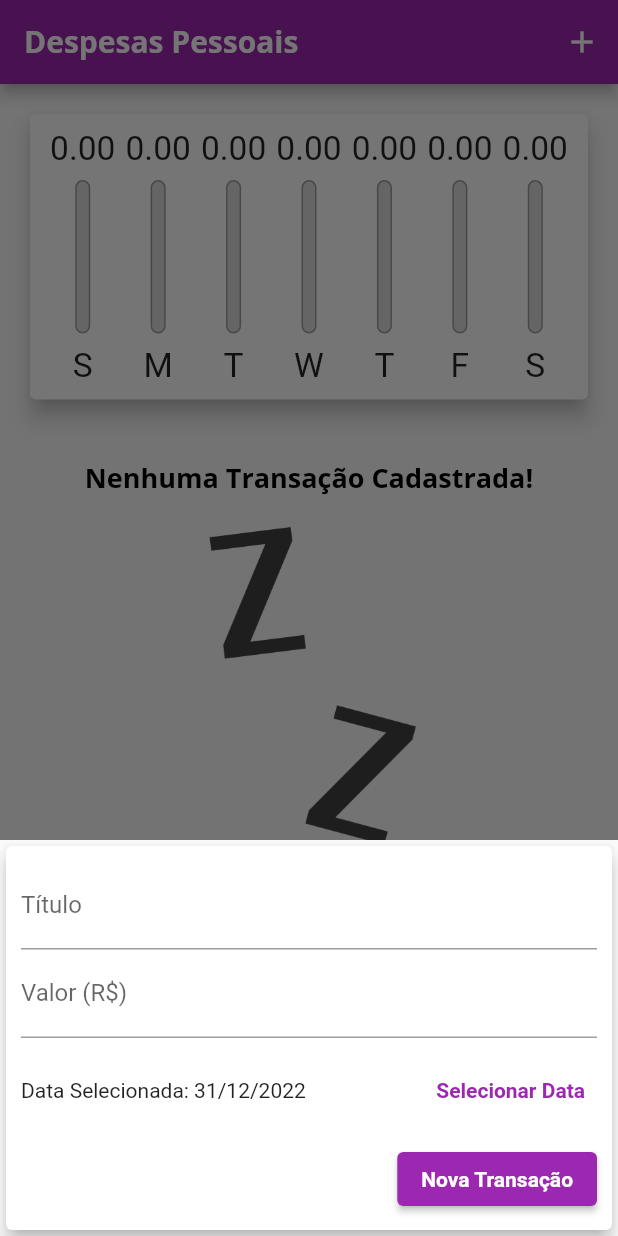
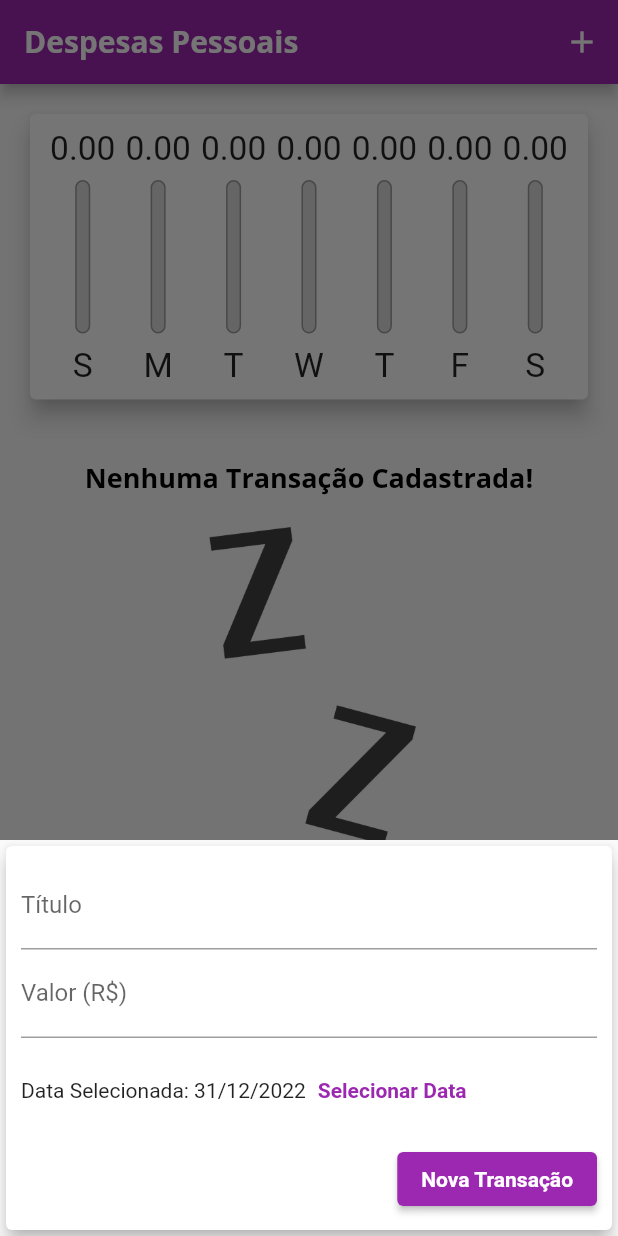
Before and after one commit to FabianoSouzaPereira/expenses, a Flutter app: the screen it shows after launch, after a tap on the "add" icon, on a phone screen of 412 x 824 dp. Run offline on Flutter 3.47's test engine with Material 2 defaults, Android fonts, the phone set to English and light mode, and no system bars.

Commit message:
update project

```diff
--- /dev/null
+++ b/lib/components/adaptative_button.dart
@@ -0,0 +1,36 @@
+import 'dart:io';
+import 'package:flutter/cupertino.dart';
+import 'package:flutter/material.dart';
+
+class AdaptativeButton extends StatelessWidget {
+  final String label;
+  final Function() onPressed;
+
+  const AdaptativeButton(
+    this.label,
+    this.onPressed, {
+    Key? key,
+  }) : super(key: key);
+
+  @override
+  Widget build(BuildContext context) {
+    return Platform.isIOS
+        ? CupertinoButton(
+            child: Text(label),
+            onPressed: onPressed,
+            color: Theme.of(context).colorScheme.primary,
+            padding: const EdgeInsets.symmetric(
+              horizontal: 20,
+            ),
+          )
+        : ElevatedButton(
+            child: Text(
+              label,
+              style: TextStyle(
+                color: Theme.of(context).textTheme.button?.color,
+              ),
+            ),
+            onPressed: onPressed,
+          );
+  }
+}
--- /dev/null
+++ b/lib/components/adaptative_date_picker.dart
@@ -0,0 +1,66 @@
+import 'dart:io';
+import 'package:flutter/cupertino.dart';
+import 'package:flutter/material.dart';
+import 'package:intl/intl.dart';
+
+class AdaptativeDatePicker extends StatelessWidget {
+  final DateTime? selectedDate;
+  final Function(DateTime)? onDateChanged;
+
+  const AdaptativeDatePicker({
+    this.selectedDate,
+    this.onDateChanged,
+    Key? key,
+  }) : super(key: key);
+
+  _showDatePicker(BuildContext context) {
+    showDatePicker(
+      context: context,
+      initialDate: DateTime.now(),
+      firstDate: DateTime(2019),
+      lastDate: DateTime.now(),
+    ).then((pickedDate) {
+      if (pickedDate == null) {
+        return;
+      }
+
+      onDateChanged!(pickedDate);
+    });
+  }
+
+  @override
+  Widget build(BuildContext context) {
+    return Platform.isIOS
+        ? SizedBox(
+            height: 180,
+            child: CupertinoDatePicker(
+              mode: CupertinoDatePickerMode.date,
+              initialDateTime: DateTime.now(),
+              minimumDate: DateTime(2019),
+              maximumDate: DateTime.now(),
+              onDateTimeChanged: onDateChanged!,
+            ),
+          )
+        : SizedBox(
+            height: 70,
+            child: Row(
+              children: <Widget>[
+                Text(
+                  selectedDate == null
+                      ? 'Nenhuma data selecionada!'
+                      : 'Data Selecionada: ${DateFormat('dd/MM/y').format(selectedDate!)}',
+                ),
+                TextButton(
+                  child: const Text(
+                    'Selecionar Data',
+                    style: TextStyle(
+                      fontWeight: FontWeight.bold,
+                    ),
+                  ),
+                  onPressed: () => _showDatePicker(context),
+                )
+              ],
+            ),
+          );
+  }
+}
--- /dev/null
+++ b/lib/components/adaptative_text_field.dart
@@ -0,0 +1,46 @@
+import 'dart:io';
+import 'package:flutter/cupertino.dart';
+import 'package:flutter/material.dart';
+
+class AdaptativeTextField extends StatelessWidget {
+  final String? label;
+  final TextEditingController? controller;
+  final TextInputType keyboardType;
+  final Function(String)? onSubmitted;
+
+  const AdaptativeTextField({
+    this.label,
+    this.controller,
+    this.keyboardType = TextInputType.text,
+    this.onSubmitted,
+    Key? key,
+  }) : super(key: key);
+
+  @override
+  Widget build(BuildContext context) {
+    return Platform.isIOS
+        ? Padding(
+            padding: const EdgeInsets.only(
+              bottom: 10,
+            ),
+            child: CupertinoTextField(
+              controller: controller,
+              keyboardType: keyboardType,
+              onSubmitted: onSubmitted,
+              placeholder: label,
+              padding: const EdgeInsets.symmetric(
+                horizontal: 6,
+                vertical: 12,
+              ),
+            ),
+          )
+        : TextField(
+            controller: controller,
+            keyboardType: keyboardType,
+            onSubmitted: onSubmitted,
+            decoration: InputDecoration(
+              labelText: label,
+            ),
+          );
+  }
+}
--- a/lib/components/chart_bar.dart
+++ b/lib/components/chart_bar.dart
@@ -15,13 +15,13 @@ class ChartBar extends StatelessWidget {
   @override
   Widget build(BuildContext context) {
     return LayoutBuilder(
-      builder: (context, constraints) {
+      builder: (ctx, constraints) {
         return Column(
           children: [
             SizedBox(
               height: constraints.maxHeight * 0.15,
               child: FittedBox(
-                child: Text('${value!.toStringAsFixed(2)}'),
+                child: Text(value!.toStringAsFixed(2)),
               ),
             ),
             SizedBox(height: constraints.maxHeight * 0.05),
@@ -54,7 +54,7 @@ class ChartBar extends StatelessWidget {
               ),
             ),
             SizedBox(height: constraints.maxHeight * 0.05),
-            Container(
+            SizedBox(
               height: constraints.maxHeight * 0.15,
               child: FittedBox(
                 child: Text(label!),
--- a/lib/components/transaction_form.dart
+++ b/lib/components/transaction_form.dart
@@ -1,5 +1,7 @@
 import 'package:flutter/material.dart';
-import 'package:intl/intl.dart';
+import 'adaptative_button.dart';
+import 'adaptative_text_field.dart';
+import 'adaptative_date_picker.dart';
 
 class TransactionForm extends StatefulWidget {
   final void Function(String, double, DateTime) onSubmit;
@@ -26,23 +28,6 @@ class _TransactionFormState extends State<TransactionForm> {
     widget.onSubmit(title, value, _selectedDate!);
   }
 
-  _showDatePicker() {
-    showDatePicker(
-      context: context,
-      initialDate: DateTime.now(),
-      firstDate: DateTime(2019),
-      lastDate: DateTime.now(),
-    ).then((pickedDate) {
-      if (pickedDate == null) {
-        return;
-      }
-
-      setState(() {
-        _selectedDate = pickedDate;
-      });
-    });
-  }
-
   @override
   Widget build(BuildContext context) {
     return SingleChildScrollView(
@@ -51,62 +36,38 @@ class _TransactionFormState extends State<TransactionForm> {
         child: Padding(
           padding: EdgeInsets.only(
             top: 10,
+            right: 10,
             left: 10,
-            right: 10,
             bottom: 10 + MediaQuery.of(context).viewInsets.bottom,
           ),
           child: Column(
             children: [
-              TextField(
+              AdaptativeTextField(
+                label: 'Título',
                 controller: _titleController,
-                onSubmitted: (_) => _submitForm(),
-                decoration: const InputDecoration(
-                  labelText: 'Título',
-                ),
+                onSubmitted: (_) => _submitForm,
               ),
-              TextField(
+              AdaptativeTextField(
+                label: 'Valor (R\$)',
                 controller: _valueController,
                 keyboardType:
                     const TextInputType.numberWithOptions(decimal: true),
-                onSubmitted: (_) => _submitForm(),
-                decoration: const InputDecoration(
-                  labelText: 'Valor (R\$)',
-                ),
+                onSubmitted: (_) => _submitForm,
               ),
-              SizedBox(
-                height: 70,
-                child: Row(
-                  children: <Widget>[
-                    Expanded(
-                      child: Text(
-                        _selectedDate == null
-                            ? 'Nenhuma data selecionada!'
-                            : 'Data Selecionada: ${DateFormat('dd/MM/y').format(_selectedDate!)}',
-                      ),
-                    ),
-                    TextButton(
-                      child: const Text(
-                        'Selecionar Data',
-                        style: TextStyle(
-                          fontWeight: FontWeight.bold,
-                        ),
-                      ),
-                      onPressed: _showDatePicker,
-                    )
-                  ],
-                ),
+              AdaptativeDatePicker(
+                selectedDate: _selectedDate,
+                onDateChanged: (newDate) {
+                  setState(() {
+                    _selectedDate = newDate;
+                  });
+                },
               ),
               Row(
                 mainAxisAlignment: MainAxisAlignment.end,
                 children: <Widget>[
-                  ElevatedButton(
-                    child: Text(
-                      'Nova Transação',
-                      style: TextStyle(
-                        color: Theme.of(context).textTheme.button?.color,
-                      ),
-                    ),
-                    onPressed: _submitForm,
+                  AdaptativeButton(
+                    'Nova Transação',
+                    _submitForm,
                   ),
                 ],
               ),
--- a/lib/main.dart
+++ b/lib/main.dart
@@ -1,6 +1,10 @@
+import 'dart:math';
+import 'dart:io';
+
 import 'package:expenses/components/transaction_form.dart';
 import 'package:flutter/material.dart';
-import 'dart:math';
+import 'package:flutter/cupertino.dart';
+
 import 'components/transaction_form.dart';
 import 'components/transaction_list.dart';
 import 'components/chart.dart';
@@ -87,7 +91,6 @@ class _MyHomePageState extends State<MyHomePage> {
 
   _openTransactionFormModal(BuildContext context) {
     showModalBottomSheet(
-      isScrollControlled: true,
       context: context,
       builder: (_) {
         return TransactionForm(_addTransaction);
@@ -95,46 +98,58 @@ class _MyHomePageState extends State<MyHomePage> {
     );
   }
 
+  Widget _getIconButton(IconData icon, Function() fn) {
+    return Platform.isIOS
+        ? GestureDetector(onTap: fn, child: Icon(icon))
+        : IconButton(icon: Icon(icon), onPressed: fn);
+  }
+
   @override
   Widget build(BuildContext context) {
-    bool isLandscape =
-        MediaQuery.of(context).orientation == Orientation.landscape;
+    final mediaQuery = MediaQuery.of(context);
+    bool isLandscape = mediaQuery.orientation == Orientation.landscape;
 
-    final appBar = AppBar(
-      title: const Text('Despesas Pessoais'),
-      actions: [
+    final iconList = Platform.isIOS ? CupertinoIcons.refresh : Icons.list;
+    final chartList =
+        Platform.isIOS ? CupertinoIcons.refresh : Icons.show_chart;
+
+    final actions = [
       if (isLandscape)
-          IconButton(
-            icon: Icon(_showChart ? Icons.list : Icons.show_chart),
-            onPressed: () {
+        _getIconButton(
+          _showChart ? iconList : chartList,
+          () {
             setState(() {
               _showChart = !_showChart;
             });
           },
         ),
-        IconButton(
-          icon: const Icon(Icons.add),
-          onPressed: () => _openTransactionFormModal(context),
+      _getIconButton(
+        Platform.isIOS ? CupertinoIcons.add : Icons.add,
+        () => _openTransactionFormModal(context),
       ),
-      ],
+    ];
+
+    final PreferredSizeWidget appBar = AppBar(
+      title: const Text('Despesas Pessoais'),
+      actions: actions,
     );
 
-    final availableHeight = MediaQuery.of(context).size.height -
+    final availableHeight = mediaQuery.size.height -
         appBar.preferredSize.height -
-        MediaQuery.of(context).padding.top;
+        mediaQuery.padding.top;
 
-    return Scaffold(
-      appBar: appBar,
-      body: SingleChildScrollView(
+    final bodyPage = SafeArea(
+      child: SingleChildScrollView(
         child: Column(
           crossAxisAlignment: CrossAxisAlignment.stretch,
-          children: <Widget>[
+          children: [
             // if (isLandscape)
             //   Row(
             //     mainAxisAlignment: MainAxisAlignment.center,
             //     children: [
-            //       const Text('Exibir gráfico'),
-            //       Switch(
+            //       const Text('Exibir Gráfico'),
+            //       Switch.adaptive(
+            //         activeColor: Theme.of(context).colorScheme.secondary,
             //         value: _showChart,
             //         onChanged: (value) {
             //           setState(() {
@@ -145,23 +160,42 @@ class _MyHomePageState extends State<MyHomePage> {
             //     ],
             //   ),
             if (_showChart || !isLandscape)
-              Container(
+              SizedBox(
                 height: availableHeight * (isLandscape ? 0.8 : 0.3),
                 child: Chart(_recentTransactions),
               ),
             if (!_showChart || !isLandscape)
-              Container(
+              SizedBox(
                 height: availableHeight * (isLandscape ? 1 : 0.7),
                 child: TransactionList(_transactions, _removeTransaction),
               ),
           ],
         ),
       ),
-      floatingActionButton: FloatingActionButton(
+    );
+
+    return Platform.isIOS
+        ? CupertinoPageScaffold(
+            navigationBar: CupertinoNavigationBar(
+              middle: const Text('Despesas Pessoais'),
+              trailing: Row(
+                mainAxisSize: MainAxisSize.min,
+                children: actions,
+              ),
+            ),
+            child: bodyPage,
+          )
+        : Scaffold(
+            appBar: appBar,
+            body: bodyPage,
+            floatingActionButton: Platform.isIOS
+                ? Container()
+                : FloatingActionButton(
                     child: const Icon(Icons.add),
                     onPressed: () => _openTransactionFormModal(context),
                   ),
-      floatingActionButtonLocation: FloatingActionButtonLocation.centerFloat,
+            floatingActionButtonLocation:
+                FloatingActionButtonLocation.centerFloat,
           );
   }
 }
```
Also changed, not shown: lib/components/transaction_item.dart (added, +88 -0 lines), lib/components/transaction_list.dart (+16 -52 lines), pubspec.yaml (+6 -9 lines), pubspec.lock. Lines whose indentation alone changed are shown as unchanged.
